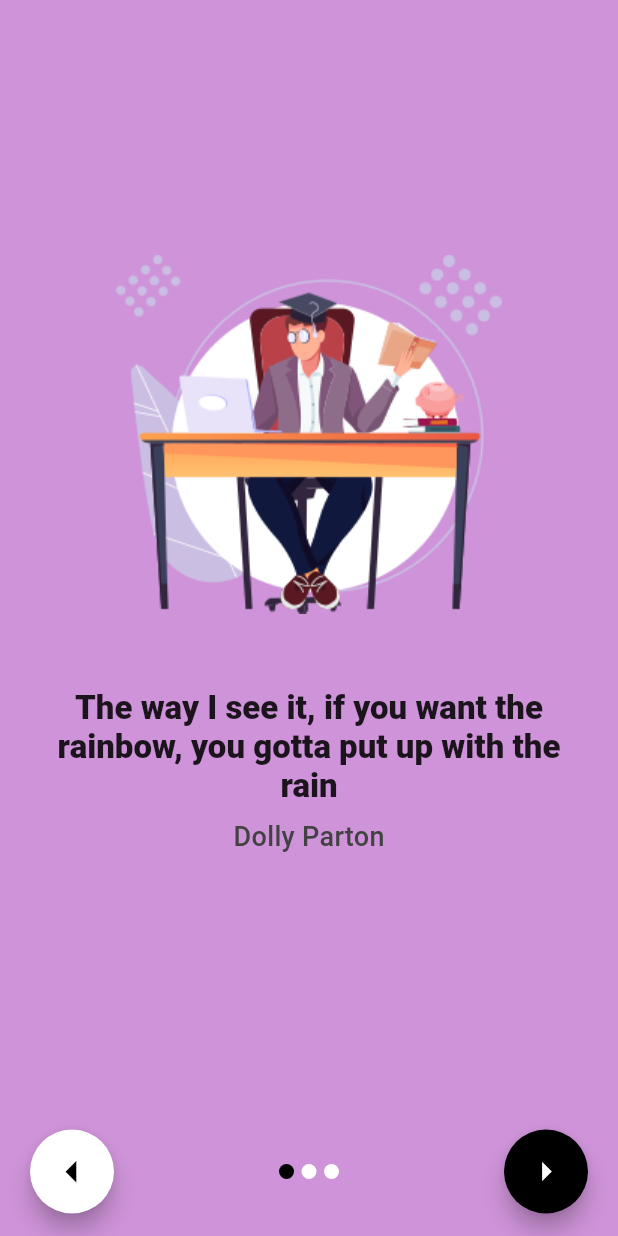
After one commit to RealEskalate/Practice, a Flutter app: the QouteApp screen opened directly, on a phone screen of 412 x 824 dp. The commit adds this screen. Run offline on Flutter 3.47's test engine with Material 2 defaults, Android fonts, the phone set to English and light mode, and no system bars; our stand-ins replace bloc, flutter_bloc, google_fonts.

Commit message:
refactor widgets to separate files

```diff
--- a/starter_project_mobile/lib/screens/Screens.dart
+++ b/starter_project_mobile/lib/screens/Screens.dart
@@ -1,4 +1,4 @@
 export 'kaleb_page.dart';
-export 'eyob_page.dart';
+export 'eyob_screen/eyob_page.dart';
 export 'home_page.dart';
 export 'main_drawer.dart';
--- /dev/null
+++ b/starter_project_mobile/lib/screens/eyob_screen/widgets/progress_display.dart
@@ -0,0 +1,42 @@
+import 'package:flutter_bloc/flutter_bloc.dart';
+import 'package:flutter/material.dart';
+import 'package:start_project_mobile/bloc/qoute_bloc/qoute_bloc.dart';
+
+class ProgressDisplay extends StatelessWidget {
+  const ProgressDisplay({
+    Key? key,
+  }) : super(key: key);
+
+  @override
+  Widget build(BuildContext context) {
+    return BlocBuilder<QouteBloc, QouteState>(
+      builder: (context, state) {
+        return Container(
+          child: Row(
+            crossAxisAlignment: CrossAxisAlignment.center,
+            children: [
+              CircleAvatar(
+                radius: 5.0,
+                backgroundColor: state.index == 0 ? Colors.black : Colors.white,
+              ),
+              SizedBox(
+                width: 5.0,
+              ),
+              CircleAvatar(
+                radius: 5.0,
+                backgroundColor: state.index == 1 ? Colors.black : Colors.white,
+              ),
+              SizedBox(
+                width: 5.0,
+              ),
+              CircleAvatar(
+                radius: 5.0,
+                backgroundColor: state.index == 2 ? Colors.black : Colors.white,
+              )
+            ],
+          ),
+        );
+      },
+    );
+  }
+}
--- /dev/null
+++ b/starter_project_mobile/lib/screens/eyob_screen/widgets/qoute_app.dart
@@ -0,0 +1,64 @@
+import 'package:flutter/material.dart';
+import 'package:start_project_mobile/bloc/qoute_bloc/qoute_bloc.dart';
+import 'package:start_project_mobile/screens/eyob_screen/widgets/progress_display.dart';
+import 'package:start_project_mobile/screens/eyob_screen/widgets/qoute_display.dart';
+import 'package:flutter_bloc/flutter_bloc.dart';
+
+class QouteApp extends StatelessWidget {
+  const QouteApp({
+    Key? key,
+  }) : super(key: key);
+
+  @override
+  Widget build(BuildContext context) {
+    return Scaffold(
+      backgroundColor: Colors.purple[200],
+      body: SafeArea(
+        child: Padding(
+          padding: const EdgeInsets.symmetric(horizontal: 20.0),
+          child: Column(
+            crossAxisAlignment: CrossAxisAlignment.center,
+            children: [
+              Expanded(
+                child: QouteDisplay(),
+              ),
+              Padding(
+                padding: EdgeInsets.symmetric(vertical: 15.0),
+                child: Row(
+                  mainAxisAlignment: MainAxisAlignment.spaceBetween,
+                  children: [
+                    FloatingActionButton(
+                      heroTag: "prev btn",
+                      onPressed: () {
+                        context.read<QouteBloc>().add(QouteEvent.prev);
+                      },
+                      child: Icon(
+                        Icons.arrow_left,
+                        size: 35.0,
+                      ),
+                      backgroundColor: Colors.white,
+                      foregroundColor: Colors.black,
+                    ),
+                    ProgressDisplay(),
+                    FloatingActionButton(
+                      heroTag: "next btn",
+                      onPressed: () {
+                        context.read<QouteBloc>().add(QouteEvent.next);
+                      },
+                      child: Icon(
+                        Icons.arrow_right,
+                        size: 30.0,
+                      ),
+                      backgroundColor: Colors.black,
+                      foregroundColor: Colors.white,
+                    ),
+                  ],
+                ),
+              )
+            ],
+          ),
+        ),
+      ),
+    );
+  }
+}
--- /dev/null
+++ b/starter_project_mobile/lib/screens/eyob_screen/widgets/qoute_display.dart
@@ -0,0 +1,51 @@
+import 'package:flutter_bloc/flutter_bloc.dart';
+import 'package:flutter/material.dart';
+import 'package:start_project_mobile/bloc/qoute_bloc/qoute_bloc.dart';
+
+class QouteDisplay extends StatelessWidget {
+  const QouteDisplay({
+    Key? key,
+  }) : super(key: key);
+
+  @override
+  Widget build(BuildContext context) {
+    return BlocBuilder<QouteBloc, QouteState>(
+      builder: (context, state) {
+        return Column(
+          crossAxisAlignment: CrossAxisAlignment.center,
+          mainAxisAlignment: MainAxisAlignment.center,
+          children: [
+            Center(
+              child: Image.asset(state.qoute.illustration),
+            ),
+            SizedBox(
+              height: 50.0,
+            ),
+            Padding(
+              padding: const EdgeInsets.symmetric(horizontal: 10.0),
+              child: Text(
+                state.qoute.text,
+                textAlign: TextAlign.center,
+                style: Theme.of(context)
+                    .textTheme
+                    .headline5
+                    ?.copyWith(fontSize: 22.0, fontWeight: FontWeight.w800),
+              ),
+            ),
+            SizedBox(
+              height: 10.0,
+            ),
+            Text(
+              state.qoute.author,
+              style: TextStyle(
+                  letterSpacing: .2,
+                  fontWeight: FontWeight.w500,
+                  fontSize: 18.0,
+                  color: Colors.grey[800]),
+            )
+          ],
+        );
+      },
+    );
+  }
+}
--- a/starter_project_mobile/lib/screens/main_drawer.dart
+++ b/starter_project_mobile/lib/screens/main_drawer.dart
@@ -1,7 +1,7 @@
 import 'package:flutter/cupertino.dart';
 import 'package:flutter/material.dart';
 import 'package:google_fonts/google_fonts.dart';
-import 'package:start_project_mobile/screens/eyob_page.dart';
+import 'package:start_project_mobile/screens/eyob_screen/eyob_page.dart';
 import 'package:start_project_mobile/screens/kaleb_page.dart';
 
 class MainDrawer extends StatelessWidget {
--- a/starter_project_mobile/pubspec.yaml
+++ b/starter_project_mobile/pubspec.yaml
@@ -25,6 +25,7 @@ dependencies:
     sdk: flutter
   flutter_bloc: ^7.1.0
   google_fonts: ^2.1.0
+  animate_do: ^2.0.0
   # The following adds the Cupertino Icons font to your application.
   # Use with the CupertinoIcons class for iOS style icons.
   cupertino_icons: ^1.0.2
```
Also changed, not shown: starter_project_mobile/lib/screens/eyob_page.dart (deleted, +0 -141 lines), starter_project_mobile/lib/screens/eyob_screen/eyob_page.dart (added, +16 -0 lines), starter_project_mobile/pubspec.lock.
